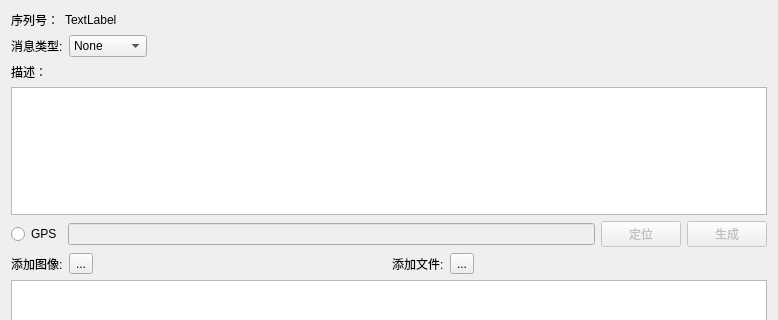
Old version of the form ui/editForm.ui in the repository mioyzhang/UI; both pictures show x 0 to 778 and y 0 to 320 of the 778 by 584 pixel window.
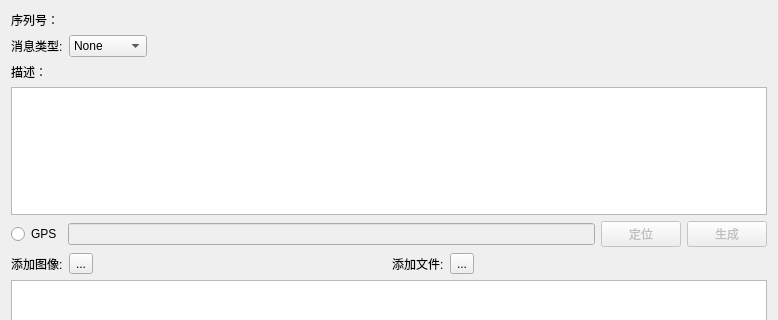
New version of the form.

What changed in the file:
```diff
--- a/ui/editForm.ui
+++ b/ui/editForm.ui
@@ -32,7 +32,7 @@
      <item>
       <widget class="QLabel" name="label_seq">
        <property name="text">
-        <string>TextLabel</string>
+        <string/>
        </property>
       </widget>
      </item>
```
